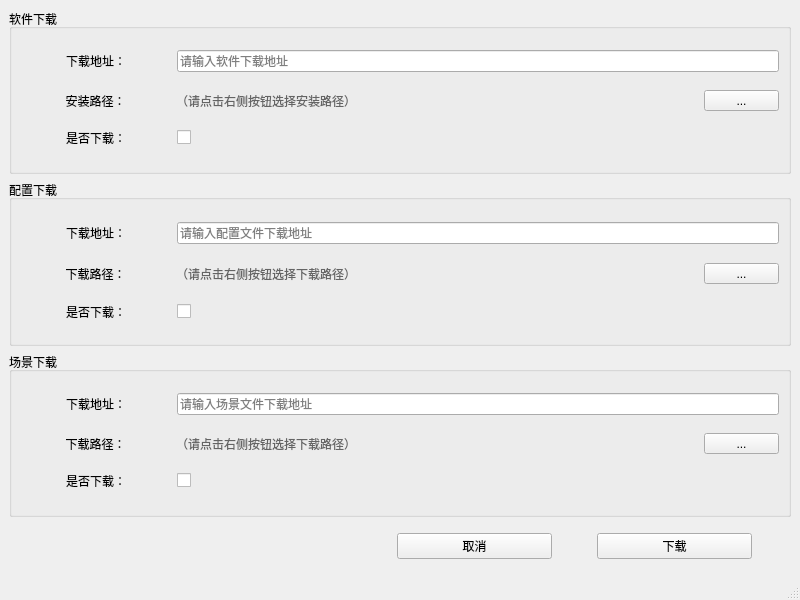
Before: the Qt Designer form src/mainwindow.ui in money0534/Notepad_QtCLion, drawn with Qt 5.
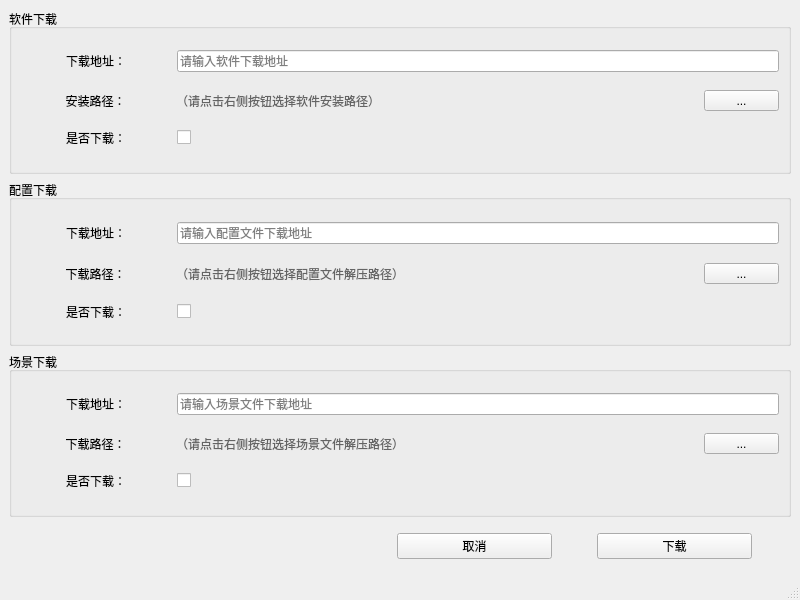
After: the same form once the commit is applied.

Commit message: place holder

Diff of the .ui file:
```diff
--- a/src/mainwindow.ui
+++ b/src/mainwindow.ui
@@ -66,7 +66,7 @@
             <string notr="true">color: rgb(100, 100, 100);</string>
            </property>
            <property name="text">
-            <string>（请点击右侧按钮选择安装路径）</string>
+            <string>（请点击右侧按钮选择软件安装路径）</string>
            </property>
            <property name="textFormat">
             <enum>Qt::AutoText</enum>
@@ -157,7 +157,7 @@
             <string notr="true">color: rgb(100, 100, 100);</string>
            </property>
            <property name="text">
-            <string>（请点击右侧按钮选择下载路径）</string>
+            <string>（请点击右侧按钮选择配置文件解压路径）</string>
            </property>
           </widget>
          </item>
@@ -248,7 +248,7 @@
             <string notr="true">color: rgb(100, 100, 100);</string>
            </property>
            <property name="text">
-            <string>（请点击右侧按钮选择下载路径）</string>
+            <string>（请点击右侧按钮选择场景文件解压路径）</string>
            </property>
           </widget>
          </item>
```
